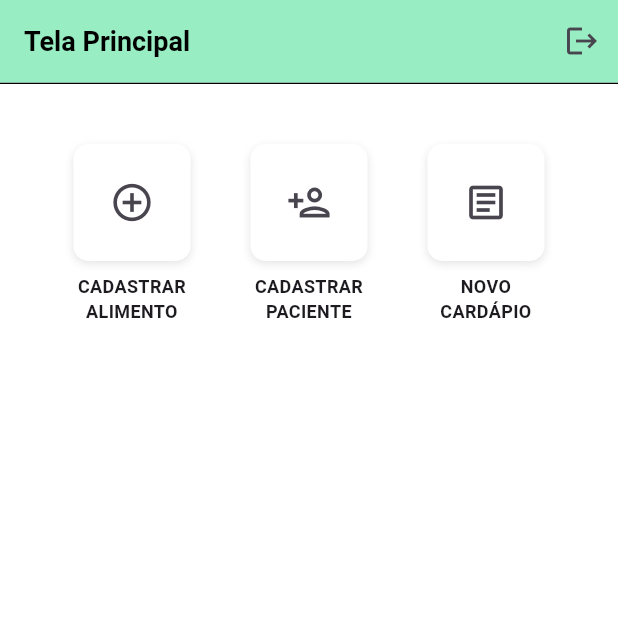
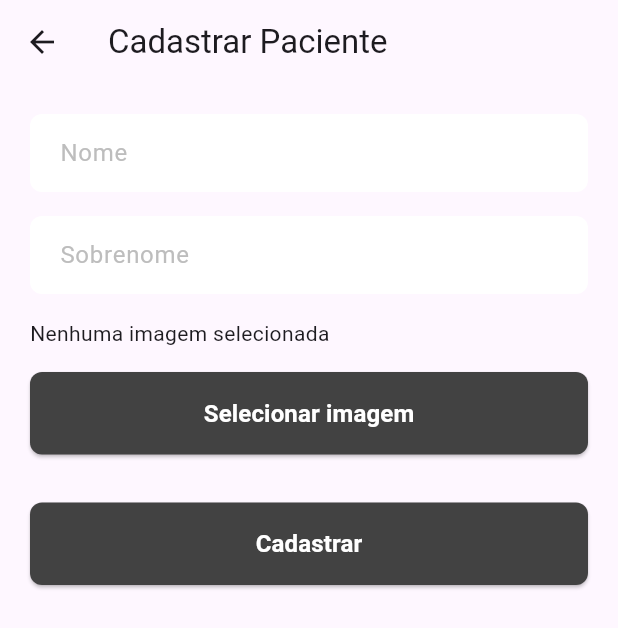
Before and after one commit to Turzzzin/app_nutricao_flutter, a Flutter app: the HomeScreen screen opened by its route, after a tap on the "person add" icon, on a phone screen of 412 x 824 dp. Shown: the top 628 px of the screen. Run offline on Flutter 3.47's test engine with Material 3 defaults, Android fonts, the phone set to English and light mode, and no system bars; our stand-ins replace flutter_svg, image_picker, shared_preferences, sqflite; accounts and stored records are empty.

Commit message:
feat: tela de cadastro de paciente

```diff
--- a/lib/main.dart
+++ b/lib/main.dart
@@ -4,6 +4,7 @@ import './screens/home_screen.dart'; // Make sure to import home screen too.
 import './screens/signup_screen.dart';
 import './screens/register_food_screen.dart';
 import '../utils/auth_check.dart';
+import '../screens/register_pacient.dart';
 
 void main() {
   runApp(MyApp());
@@ -22,6 +23,7 @@ class MyApp extends StatelessWidget {
         '/home': (context) => HomeScreen(),
         '/signup': (context) => SignupScreen(),
         '/alimento/novo': (context) => RegisterFoodScreen(),
+        '/paciente/novo': (context) => RegisterPacientScreen(),
       },
     );
   }
--- a/lib/screens/home_screen.dart
+++ b/lib/screens/home_screen.dart
@@ -50,7 +50,7 @@ class HomeScreen extends StatelessWidget {
                   icon: Icons.person_add_outlined,
                   label: 'CADASTRAR\nPACIENTE',
                   onPressed: () {
-                    // Add cadastrar paciente functionality
+                    Navigator.pushNamed(context, '/paciente/novo');
                   },
                 ),
                 _buildMenuButton(
--- a/lib/screens/register_pacient.dart
+++ b/lib/screens/register_pacient.dart
@@ -1,18 +1,29 @@
+import 'dart:io';
+
 import 'package:flutter/material.dart';
 import '../utils/custom_text_field.dart';
 import '../utils/custom_button.dart';
 import '../utils/database_service.dart';
-import '../utils/auth_check.dart';
-import '../utils/custom_error_dialog.dart';
 import '../utils/custom_success_dialog.dart';
+import '../utils/get_photo.dart';
 
 
-class RegisterPacient extends StatelessWidget {
+class RegisterPacientScreen extends StatefulWidget {
+
+  @override
+  _RegisterPacientScreen createState() => _RegisterPacientScreen();
+}
+
+  class _RegisterPacientScreen extends State<RegisterPacientScreen> {
+
+
+  File? _selectedImage;
+  String photoPathF = "";
+
   final TextEditingController nomeController = TextEditingController();
   final TextEditingController fotoPathController = TextEditingController();
   final TextEditingController sobrenomeController = TextEditingController();
 
-  RegisterPacient({super.key});
 
   Future<int> _cadastrarPaciente() async {
     final nome = nomeController.text;
@@ -24,7 +35,7 @@ class RegisterPacient extends StatelessWidget {
   Widget build(BuildContext context) {
     return Scaffold(
       appBar: AppBar(
-        title: Text("Cadastrar Alimento"),
+        title: Text("Cadastrar Paciente"),
       ),
       body: Padding(
         padding: const EdgeInsets.all(20.0),
@@ -34,13 +45,35 @@ class RegisterPacient extends StatelessWidget {
             CustomTextField(
               controller: nomeController,
               hintText: 'Nome',
-              obscureText: true,
+              obscureText: false,
             ),
             SizedBox(height: 16),
             CustomTextField(
-              controller: fotoPathController,
-              hintText: 'Foto',
-              obscureText: true,
+              controller: sobrenomeController,
+              hintText: 'Sobrenome',
+              obscureText: false,
+            ),
+            SizedBox(height: 16),
+            _selectedImage != null
+                ? Image.file(_selectedImage!, width: 100, height: 100) // Exibe a imagem selecionada
+                : Text("Nenhuma imagem selecionada"),
+            SizedBox(height: 16),
+            CustomButton(
+              onPressed: () async {
+                photoPathF = await getPhoto();
+                setState(() {
+                  _selectedImage = File(photoPathF);
+                });
+              },
+              text: 'Selecionar imagem',
+            ),
+            SizedBox(height: 32),
+            CustomButton(
+                onPressed: () async {
+                    await _cadastrarPaciente();
+                    showSuccessDialog(context, 'Paciente cadastrado com sucesso!', '/home');
+                },
+                text: "Cadastrar",
             ),
             const SizedBox(height: 16),
           ],
```
